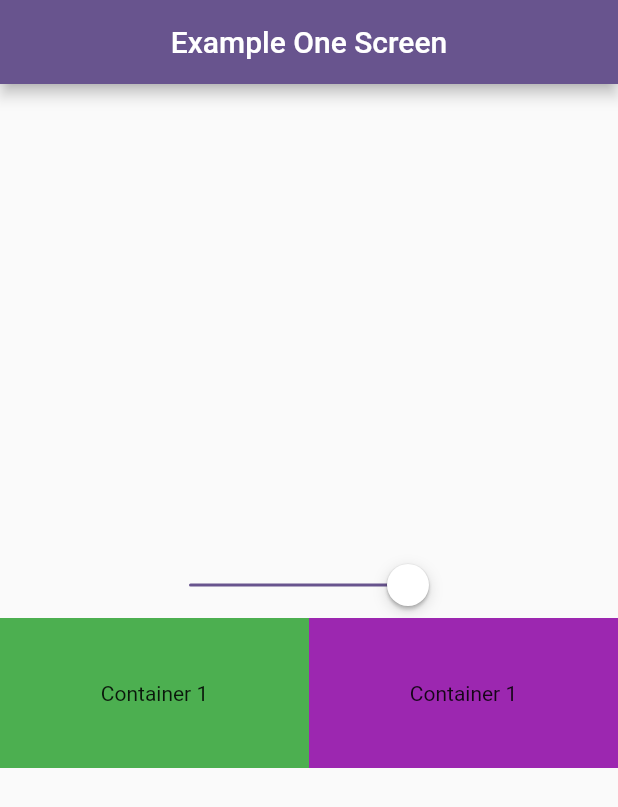
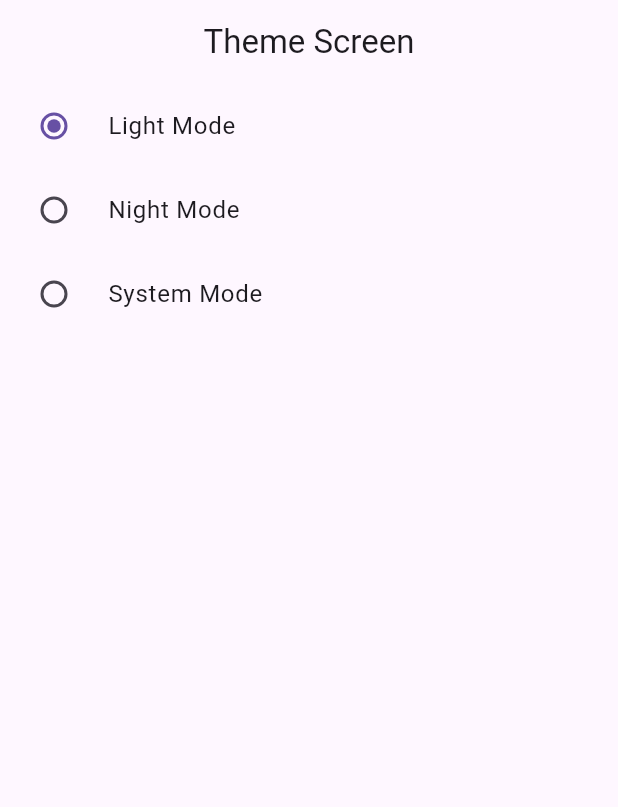
Before and after one commit to AjmianurRahman/Flutter-Provider-Demo, a Flutter app: the screen it shows after launch, on a phone screen of 412 x 824 dp. Shown: the top 807 px of the screen. Run offline on Flutter 3.47's test engine with Material 3 defaults, Android fonts, the phone set to English and light mode, and no system bars.

Commit message:
Theme change

```diff
--- a/lib/main.dart
+++ b/lib/main.dart
@@ -1,8 +1,12 @@
 import 'package:flutter/material.dart';
 import 'package:flutter_provider_demo/providers/count_provider.dart';
 import 'package:flutter_provider_demo/providers/example_one_provider.dart';
+import 'package:flutter_provider_demo/providers/fovourite_provider.dart';
+import 'package:flutter_provider_demo/providers/theme_provider.dart';
 import 'package:flutter_provider_demo/screens/count_exscreen.dart';
+import 'package:flutter_provider_demo/screens/dark_theme.dart';
 import 'package:flutter_provider_demo/screens/example_one.dart';
+import 'package:flutter_provider_demo/screens/favourite/favourite_screen.dart';
 import 'package:provider/provider.dart';
 
 void main() {
@@ -15,19 +19,30 @@
   // This widget is the root of your application.
   @override
   Widget build(BuildContext context) {
+    //final themeChanger  = Provider.of<ThemeProvider>(context);
     return MultiProvider(
       providers: [
         ChangeNotifierProvider(create: (_) => CountProvider()),
-        ChangeNotifierProvider(create: (_) => ExampleOneProvider())
+        ChangeNotifierProvider(create: (_) => ExampleOneProvider()),
+        ChangeNotifierProvider(create: (_)=> FavoriteProvider()),
+        ChangeNotifierProvider(create: (_)=> ThemeProvider())
       ],
-      child: MaterialApp(
-        title: 'Flutter Demo',
-        theme: ThemeData(
-          colorScheme: ColorScheme.fromSeed(seedColor: Colors.deepPurple),
-          useMaterial3: false,
-        ),
-        home: const ExampleOne(),
-      ),
+      child: Builder(builder: (BuildContext context){
+        final themeChanger = Provider.of<ThemeProvider>(context);
+        return MaterialApp(
+          title: 'Flutter Demo',
+          themeMode: themeChanger.themeMode,
+          theme: ThemeData(
+          brightness: Brightness.light,
+            primarySwatch: Colors.blue
+          ),
+          darkTheme: ThemeData(
+            brightness: Brightness.dark,
+          ),
+
+          home: const DarkTheme(),
+        );
+      },)
     );
     /*return MaterialApp(
       title: 'Flutter Demo',
--- /dev/null
+++ b/lib/providers/fovourite_provider.dart
@@ -0,0 +1,18 @@
+import 'package:flutter/foundation.dart';
+
+class FavoriteProvider with ChangeNotifier{
+
+  List<int> _selectedItem = [];
+
+  List<int> get selectedItem => _selectedItem;
+
+  void addItems(int value){
+    _selectedItem.add(value);
+    notifyListeners();
+  }
+  void removeItems(int value){
+    _selectedItem.remove(value);
+    notifyListeners();
+  }
+
+}
--- /dev/null
+++ b/lib/providers/theme_provider.dart
@@ -0,0 +1,13 @@
+import 'package:flutter/cupertino.dart';
+import 'package:flutter/material.dart';
+
+class ThemeProvider with ChangeNotifier {
+  var _themeMode = ThemeMode.light;
+
+  ThemeMode get themeMode => _themeMode;
+
+  void setTheme(themeMode) {
+    _themeMode = themeMode;
+    notifyListeners();
+  }
+}
--- /dev/null
+++ b/lib/screens/dark_theme.dart
@@ -0,0 +1,43 @@
+import 'package:flutter/material.dart';
+import 'package:flutter_provider_demo/providers/theme_provider.dart';
+import 'package:provider/provider.dart';
+
+class DarkTheme extends StatefulWidget {
+  const DarkTheme({super.key});
+
+  @override
+  State<DarkTheme> createState() => _DarkThemeState();
+}
+
+class _DarkThemeState extends State<DarkTheme> {
+  @override
+  Widget build(BuildContext context) {
+    final themeChanger = Provider.of<ThemeProvider>(context);
+    return Scaffold(
+      appBar: AppBar(
+        title: Text('Theme Screen'),
+        centerTitle: true,
+      ),
+      body: Column(
+        children: [
+          RadioListTile<ThemeMode>(
+              title: const Text('Light Mode'),
+              value: ThemeMode.light,
+              groupValue: themeChanger.themeMode,
+              onChanged: themeChanger.setTheme),
+          RadioListTile<ThemeMode>(
+              title: const Text('Night Mode'),
+              value: ThemeMode.dark,
+              groupValue: themeChanger.themeMode,
+              onChanged: themeChanger.setTheme),
+          RadioListTile<ThemeMode>(
+              title: const Text('System Mode'),
+              value: ThemeMode.system,
+              groupValue: themeChanger.themeMode,
+              onChanged: themeChanger.setTheme),
+
+        ],
+      ),
+    );
+  }
+}
```
Also changed, not shown: lib/screens/favourite/favourite_screen.dart (added, +51 -0 lines).
